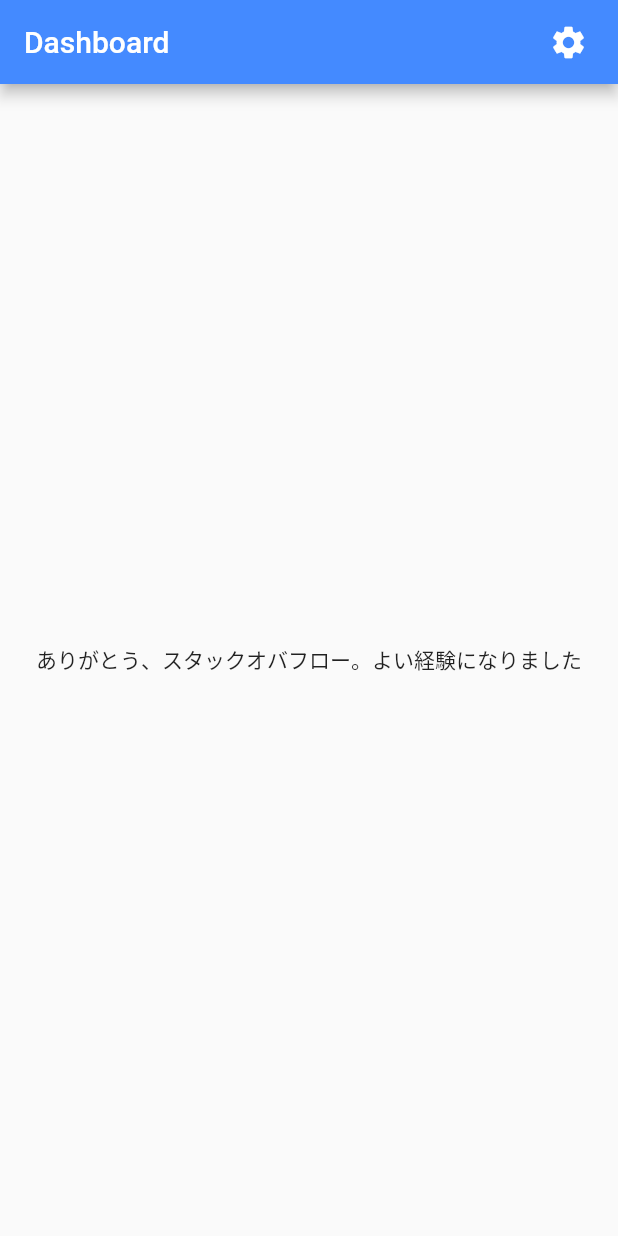
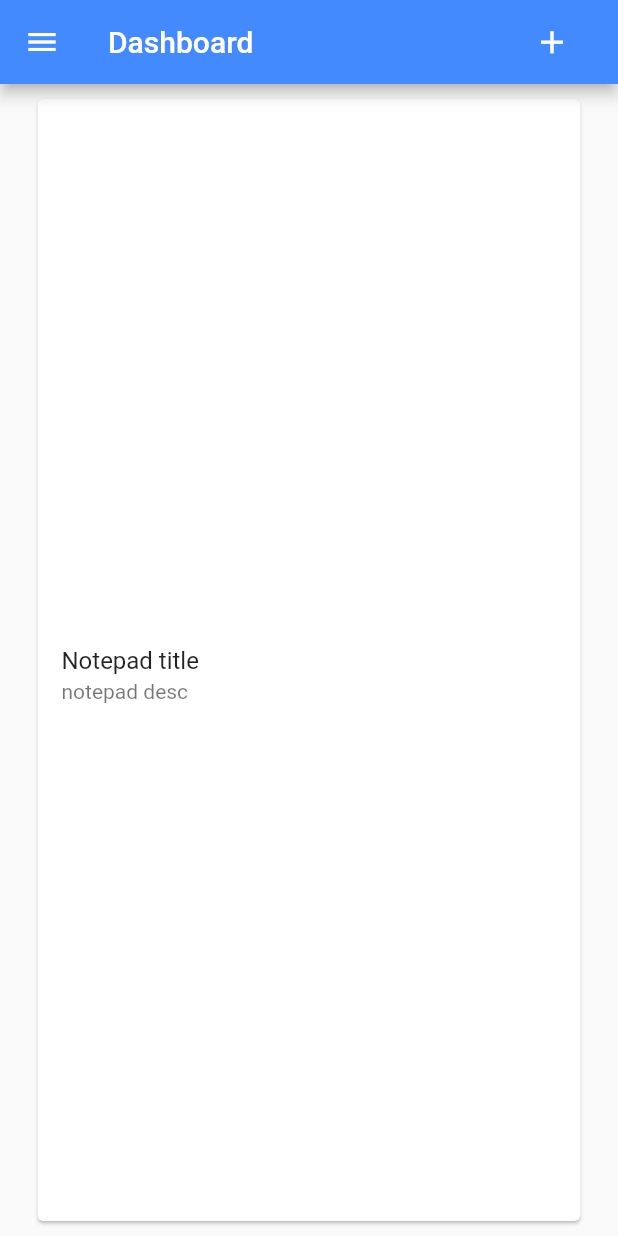
Before and after one commit to kmlcburce/mobileDev_finalProject, a Flutter app: the screen it shows after launch, on a phone screen of 412 x 824 dp. Run offline on Flutter 3.47's test engine with Material 2 defaults, Android fonts, the phone set to English and light mode, and no system bars.

```diff
--- a/lib/main.dart
+++ b/lib/main.dart
@@ -1,6 +1,7 @@
 import 'package:final_project/screens/DashboardScreen.dart';
+import 'package:final_project/screens/NotepadScreen.dart';
 import 'package:flutter/material.dart';
-import './screens/LoginScreen.dart';
+import './screens/NotepadForm.dart';
 
 void main() {
   runApp(MaterialApp(
--- a/lib/screens/DashboardScreen.dart
+++ b/lib/screens/DashboardScreen.dart
@@ -1,5 +1,7 @@
 import 'package:flutter/material.dart';
 import 'SettingsScreen.dart';
+import 'NotepadForm.dart';
+import 'LoginScreen.dart';
 
 class DashboardScreen extends StatefulWidget {
   @override
@@ -9,7 +11,54 @@ class DashboardScreen extends StatefulWidget {
 class _DashboardScreenState extends State<DashboardScreen> {
   @override
   Widget build(BuildContext context) {
+    RaisedButton(
+      onPressed: () {
+        Scaffold.of(context).openDrawer();
+      },
+    );
+
     return Scaffold(
+      drawer: Drawer(
+        child: ListView(
+          padding: EdgeInsets.zero,
+          children: <Widget>[
+            DrawerHeader(
+              decoration: BoxDecoration(color: Colors.blueAccent),
+              child: Text(
+                'NotepadApp',
+                style: TextStyle(
+                  color: Colors.white,
+                  fontSize: 24,
+                ),
+              ),
+            ),
+            ListTile(
+              leading: Icon(Icons.message),
+              title: Text('Settings'),
+              onTap: () {
+                Navigator.pushReplacement(context,
+                    MaterialPageRoute(builder: (context) => SettingsScreen()));
+              },
+            ),
+            ListTile(
+              leading: Icon(Icons.account_circle),
+              title: Text('Profile'),
+              onTap: () {
+                Navigator.pushReplacement(context,
+                    MaterialPageRoute(builder: (context) => SettingsScreen()));
+              },
+            ),
+            ListTile(
+              leading: Icon(Icons.settings),
+              title: Text('Logout'),
+              onTap: () {
+                Navigator.pushReplacement(context,
+                    MaterialPageRoute(builder: (context) => LoginScreen()));
+              },
+            ),
+          ],
+        ),
+      ),
       appBar: AppBar(
         backgroundColor: Colors.blueAccent,
         title: Text("Dashboard"),
@@ -21,18 +70,74 @@ class _DashboardScreenState extends State<DashboardScreen> {
                 Navigator.push(context,
                     MaterialPageRoute(builder: (context) => SettingsScreen()));
               },
-              child: Icon(
-                Icons.settings,
-                size: 26.0,
+              child: IconButton(
+                icon: Icon(Icons.add),
+                iconSize: 25,
+                color: Colors.white,
+                tooltip: 'Add Notes',
+                onPressed: () async {
+                  showDialog(
+                    context: context,
+                    builder: (BuildContext context) {
+                      return AlertDialog(
+                        content: Stack(
+                          overflow: Overflow.visible,
+                          children: <Widget>[
+                            TextFormField(
+                              //controller here
+                              decoration: const InputDecoration(
+                                  hintText: 'Add a title', labelText: 'title'),
+                              validator: (value) {
+                                if (value.isEmpty) {
+                                  return "Please enter a title";
+                                }
+                                return "Text Please";
+                              },
+                            ),
+                            TextFormField(
+                              //controller here
+                              decoration: const InputDecoration(
+                                  hintText: 'Add Text', labelText: 'text'),
+                              validator: (value) {
+                                if (value.isEmpty) {
+                                  return "Please enter a text";
+                                }
+                                return "Text Please";
+                              },
+                            ),
+                            RaisedButton(
+                              child: Text('Add Note'),
+                              onPressed: () async {
+                                Navigator.pop(context);
+                              },
+                            ),
+                          ],
+                        ),
+                      );
+                    },
+                  );
+                },
               ),
             ),
           ),
         ],
       ),
-      body: Container(
-        padding: EdgeInsets.symmetric(horizontal: 20.0),
-        child: Center(
-          child: Text("ありがとう、スタックオバフロー。よい経験になりました"),
+      body: SafeArea(
+        child: Card(
+          margin: EdgeInsets.symmetric(vertical: 10.0, horizontal: 25.0),
+          child: Column(
+            mainAxisAlignment: MainAxisAlignment.center,
+            children: <Widget>[
+              SizedBox(
+                height: 20.0,
+                width: 20.0,
+              ),
+              const ListTile(
+                title: Text("Notepad title"),
+                subtitle: Text("notepad desc"),
+              ),
+            ],
+          ),
         ),
       ),
     );
--- a/lib/screens/NotepadScreen.dart
+++ b/lib/screens/NotepadScreen.dart
@@ -39,7 +39,8 @@ class NoteFormFieldBuilder extends StatelessWidget {
     final titleController = TextEditingController(text: title);
     final messageController = TextEditingController(text: message);
 
-    return Column(
+    return Scaffold(
+      body: Column(
         children: <Widget>[
           TextFormField(
               controller: titleController,
@@ -88,11 +89,11 @@ class NoteFormFieldBuilder extends StatelessWidget {
                   .saveActiveNoteEdits();
               */
               }
-
               Navigator.pop(context);
             },
           ),
         ],
+      ),
     );
   }
 }
```
Also changed, not shown: lib/components/Drawer.dart (added, +17 -0 lines), lib/screens/NotepadForm.dart (+5 -3 lines), 1 other file. Lines whose indentation alone changed are shown as unchanged.
